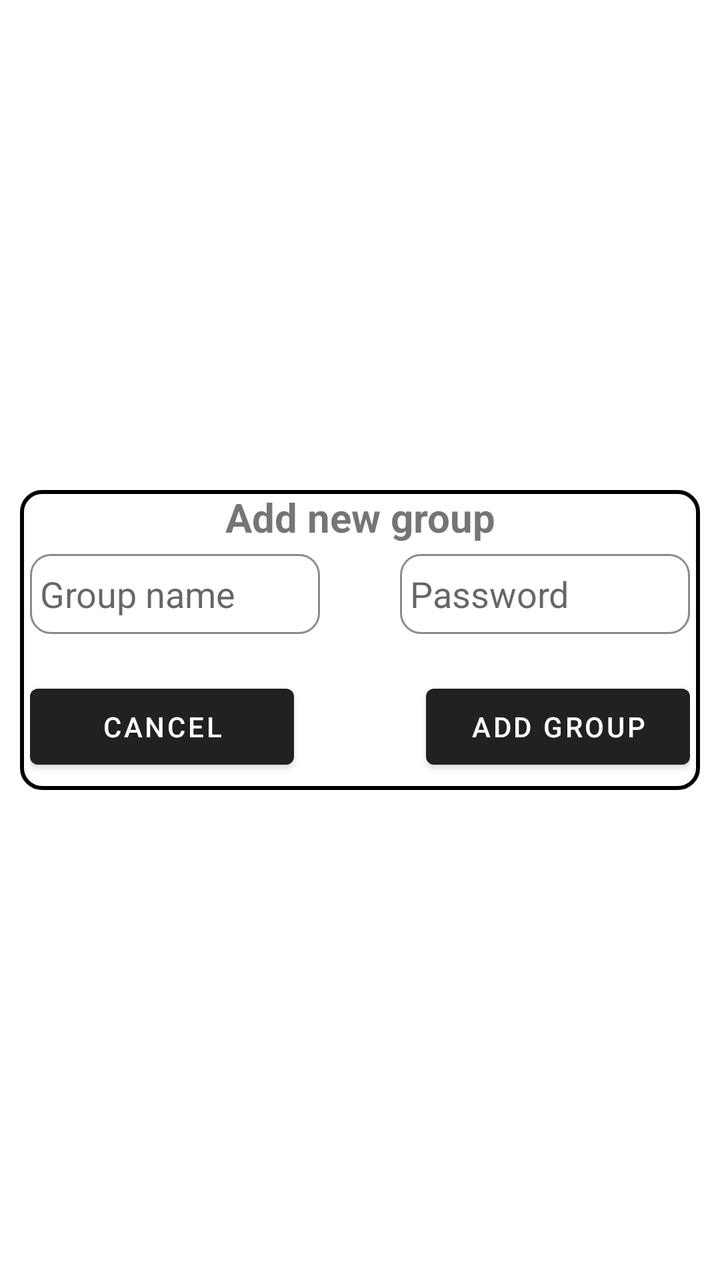
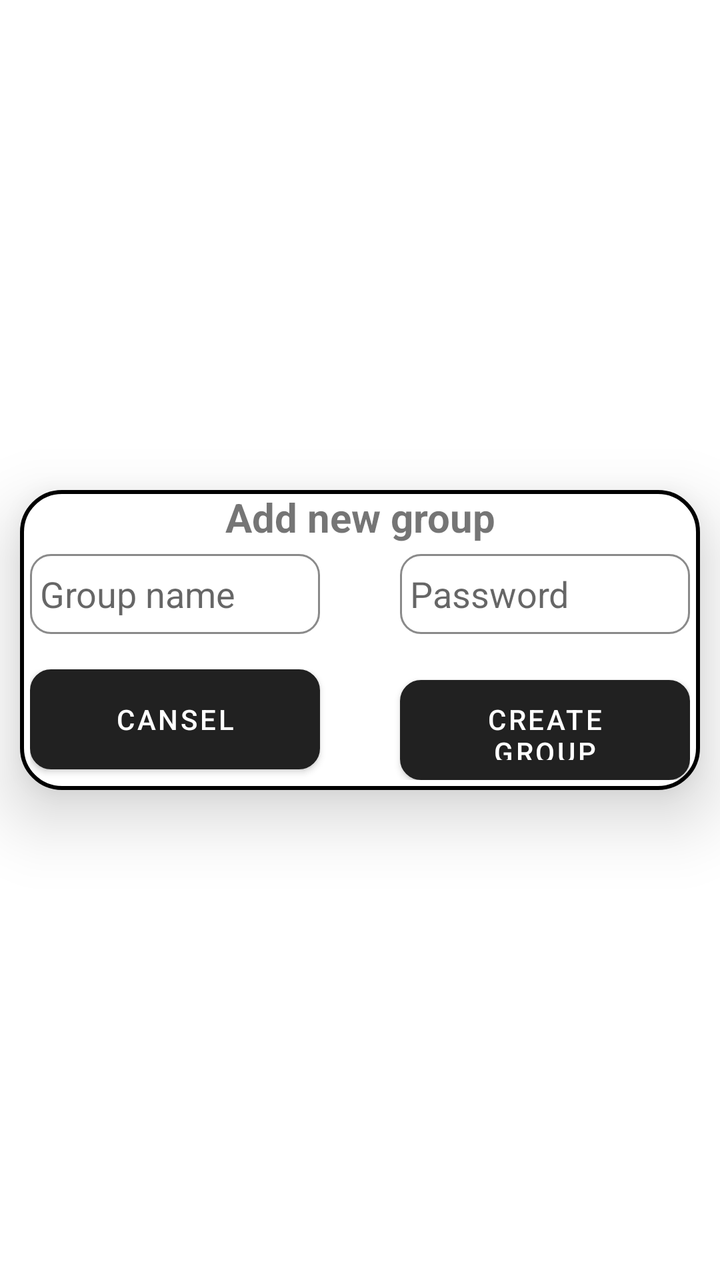

Two renders of the same Android screen: before a commit and after it. Below are the layout's source before the change and the commit's diff.
<!-- AndroidManifest.xml: application theme Theme.SquadMaps -->
<!-- res/layout/grouppopup.xml -->
<?xml version="1.0" encoding="utf-8"?>
<RelativeLayout
    xmlns:android="http://schemas.android.com/apk/res/android"
    android:layout_width="match_parent"
    android:layout_height="match_parent"
    android:background="?android:attr/textColorSecondaryInverse">

    <LinearLayout
        android:layout_width="match_parent"
        android:layout_height="150dp"
        android:orientation="vertical"
        android:background="@drawable/custom_group_popup"
        android:layout_centerHorizontal="true"
        android:layout_centerVertical="true"
        android:layout_margin="10dp">

        <TextView
            android:id="@+id/popupTitle"
            android:layout_width="match_parent"
            android:layout_height="wrap_content"
            android:textSize="20sp"
            android:textStyle="bold"
            android:gravity="center"
            android:text="Add new group"/>

        <LinearLayout
            android:layout_width="match_parent"
            android:layout_height="40dp"
            android:orientation="horizontal"
            android:layout_margin="5dp">

            <EditText
                android:id="@+id/edtGrName"
                android:layout_width="0dp"
                android:layout_height="40dp"
                android:layout_weight="1"
                android:hint="Group name"
                android:paddingStart="5dp"
                android:background="@drawable/custom_input"/>

            <Space
                android:layout_width="40dp"
                android:layout_height="wrap_content" />

            <EditText
                android:id="@+id/edtGrPassword"
                android:layout_width="0dp"
                android:layout_height="40dp"
                android:layout_weight="1"
                android:paddingStart="5dp"
                android:hint="Password"
                android:background="@drawable/custom_input"/>

        </LinearLayout>

        <Space
            android:layout_width="wrap_content"
            android:layout_height="wrap_content"
            android:layout_weight="0.5" />

        <LinearLayout
            android:layout_width="match_parent"
            android:layout_height="40dp"
            android:orientation="horizontal"
            android:layout_margin="5dp"
            android:layout_weight="0.5" >

            <Button
                android:id="@+id/btnCansel"
                android:layout_width="0dp"
                android:layout_height="50dp"
                android:layout_weight="1"
                android:text="Cancel" />

            <Space
                android:layout_width="0dp"
                android:layout_height="wrap_content"
                android:layout_weight="0.5"/>

            <Button
                android:id="@+id/btnAccept"
                android:layout_width="0dp"
                android:layout_height="50dp"
                android:layout_weight="1"
                android:text="Add group" />

        </LinearLayout>
    </LinearLayout>
</RelativeLayout>
<!-- resources referenced by this layout -->
<resources>
  <!-- drawable custom_group_popup (drawable) -->
  <?xml version="1.0" encoding="utf-8"?>
  <shape xmlns:android="http://schemas.android.com/apk/res/android">
      <solid android:color="@color/white"/>
      <corners android:radius="10dp" />
      <stroke android:color="@color/black" android:width="2dp" />
  </shape>
  <!-- drawable custom_input (drawable) -->
  <?xml version="1.0" encoding="utf-8"?>
  <selector xmlns:android="http://schemas.android.com/apk/res/android">
  
      <item android:state_enabled="true" android:state_focused="true">
          <shape android:shape="rectangle">
              <solid android:color="@color/white"/>
              <corners android:radius="10dp"/>
              <stroke android:color="@color/blue" android:width="1dp"/>
          </shape>
      </item>
  
      <item android:state_enabled="true">
          <shape android:shape="rectangle">
              <solid android:color="@color/white"/>
              <corners android:radius="10dp"/>
              <stroke android:color="@color/gray" android:width="1dp"/>
          </shape>
      </item>
  
  </selector>
  <style name="Theme.SquadMaps" parent="Base.Theme.SquadMaps" />
  <color name="white">#FFFFFFFF</color>
  <color name="black">#FF000000</color>
  <color name="blue">#688fce</color>
  <color name="gray">#8A8A8A</color>
  <style name="Base.Theme.SquadMaps" parent="Theme.MaterialComponents.DayNight.DarkActionBar">
          
  
  
      </style>
</resources>

<!-- the commit's change to res/layout/grouppopup.xml (unified diff, before → after) -->
@@ -4,6 +4,7 @@
     android:layout_width="match_parent"
     android:layout_height="match_parent"
     android:background="?android:attr/textColorSecondaryInverse">
+
 
     <LinearLayout
         android:layout_width="match_parent"
@@ -12,7 +13,8 @@
         android:background="@drawable/custom_group_popup"
         android:layout_centerHorizontal="true"
         android:layout_centerVertical="true"
-        android:layout_margin="10dp">
+        android:layout_margin="10dp"
+        android:elevation="20dp">
 
         <TextView
             android:id="@+id/popupTitle"
@@ -21,7 +23,7 @@
             android:textSize="20sp"
             android:textStyle="bold"
             android:gravity="center"
-            android:text="Add new group"/>
+            android:text="@string/popup_title"/>
 
         <LinearLayout
             android:layout_width="match_parent"
@@ -34,7 +36,7 @@
                 android:layout_width="0dp"
                 android:layout_height="40dp"
                 android:layout_weight="1"
-                android:hint="Group name"
+                android:hint="@string/name_hint"
                 android:paddingStart="5dp"
                 android:background="@drawable/custom_input"/>
 
@@ -48,7 +50,7 @@
                 android:layout_height="40dp"
                 android:layout_weight="1"
                 android:paddingStart="5dp"
-                android:hint="Password"
+                android:hint="@string/password_hint"
                 android:background="@drawable/custom_input"/>
 
         </LinearLayout>
@@ -56,7 +58,7 @@
         <Space
             android:layout_width="wrap_content"
             android:layout_height="wrap_content"
-            android:layout_weight="0.5" />
+            android:layout_weight="0.25" />
 
         <LinearLayout
             android:layout_width="match_parent"
@@ -70,19 +72,22 @@
                 android:layout_width="0dp"
                 android:layout_height="50dp"
                 android:layout_weight="1"
-                android:text="Cancel" />
+                android:textColor="@color/white"
+                android:background="@drawable/custom_button"
+                android:text="@string/btn_cansel" />
 
             <Space
-                android:layout_width="0dp"
-                android:layout_height="wrap_content"
-                android:layout_weight="0.5"/>
+                android:layout_width="40dp"
+                android:layout_height="wrap_content" />
 
             <Button
                 android:id="@+id/btnAccept"
                 android:layout_width="0dp"
                 android:layout_height="50dp"
                 android:layout_weight="1"
-                android:text="Add group" />
+                android:textColor="@color/white"
+                android:background="@drawable/custom_button"
+                android:text="@string/btn_accept" />
 
         </LinearLayout>
     </LinearLayout>
<!-- resource entries referenced after the edit -->
@@ -4,7 +4,7 @@
   <?xml version="1.0" encoding="utf-8"?>
   <shape xmlns:android="http://schemas.android.com/apk/res/android">
       <solid android:color="@color/white"/>
-      <corners android:radius="10dp" />
+      <corners android:radius="20dp" />
       <stroke android:color="@color/black" android:width="2dp" />
   </shape>
   <!-- drawable custom_input (drawable) -->
@@ -28,8 +28,24 @@
       </item>
   
   </selector>
+  <string name="btn_accept">Create group</string>
+  <string name="btn_cansel">Cansel</string>
+  <string name="name_hint">Group name</string>
+  <string name="password_hint">Password</string>
+  <string name="popup_title">Add new group</string>
   <style name="Theme.SquadMaps" parent="Base.Theme.SquadMaps" />
   <color name="white">#FFFFFFFF</color>
+  <!-- drawable custom_button (drawable) -->
+  <?xml version="1.0" encoding="utf-8"?>
+  <selector xmlns:android="http://schemas.android.com/apk/res/android">
+      <item android:state_enabled="true">
+          <shape android:shape="rectangle">
+              <solid android:color="@color/black"/>
+              <corners android:radius="10dp"/>
+              <stroke android:color="@color/black" android:width="1dp" />
+          </shape>
+      </item>
+  </selector>
   <color name="black">#FF000000</color>
   <color name="blue">#688fce</color>
   <color name="gray">#8A8A8A</color>
